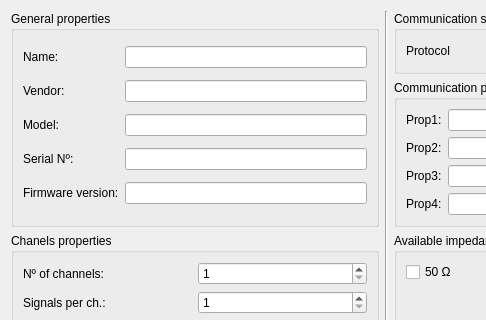
Above: frequency-meter/view/resources/device_interface.ui from robertofem/Freq-meter-APP before the change; both pictures show x 0 to 486 and y 0 to 320 of the 657 by 482 pixel window. Below: the same form after it.
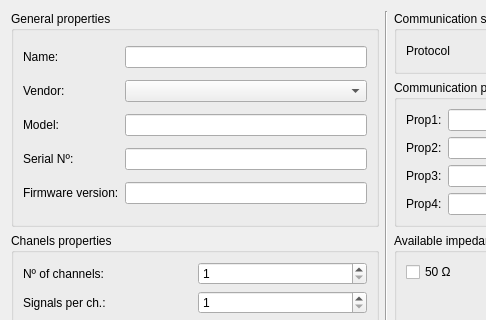
That is the form after the change.

```diff
--- a/frequency-meter/view/resources/device_interface.ui
+++ b/frequency-meter/view/resources/device_interface.ui
@@ -80,9 +80,6 @@
       <item row="0" column="1">
        <widget class="QLineEdit" name="DevNameText"/>
       </item>
-      <item row="1" column="1">
-       <widget class="QLineEdit" name="DevVendorText"/>
-      </item>
       <item row="2" column="1">
        <widget class="QLineEdit" name="DevModelText"/>
       </item>
@@ -92,6 +89,25 @@
       <item row="4" column="1">
        <widget class="QLineEdit" name="DevFirmVersionText"/>
       </item>
+      <item row="1" column="1">
+       <widget class="QComboBox" name="VendorSelector">
+        <item>
+         <property name="text">
+          <string/>
+         </property>
+        </item>
+        <item>
+         <property name="text">
+          <string>UVigo</string>
+         </property>
+        </item>
+        <item>
+         <property name="text">
+          <string>Agilent</string>
+         </property>
+        </item>
+       </widget>
+      </item>
      </layout>
     </widget>
    </item>
```
